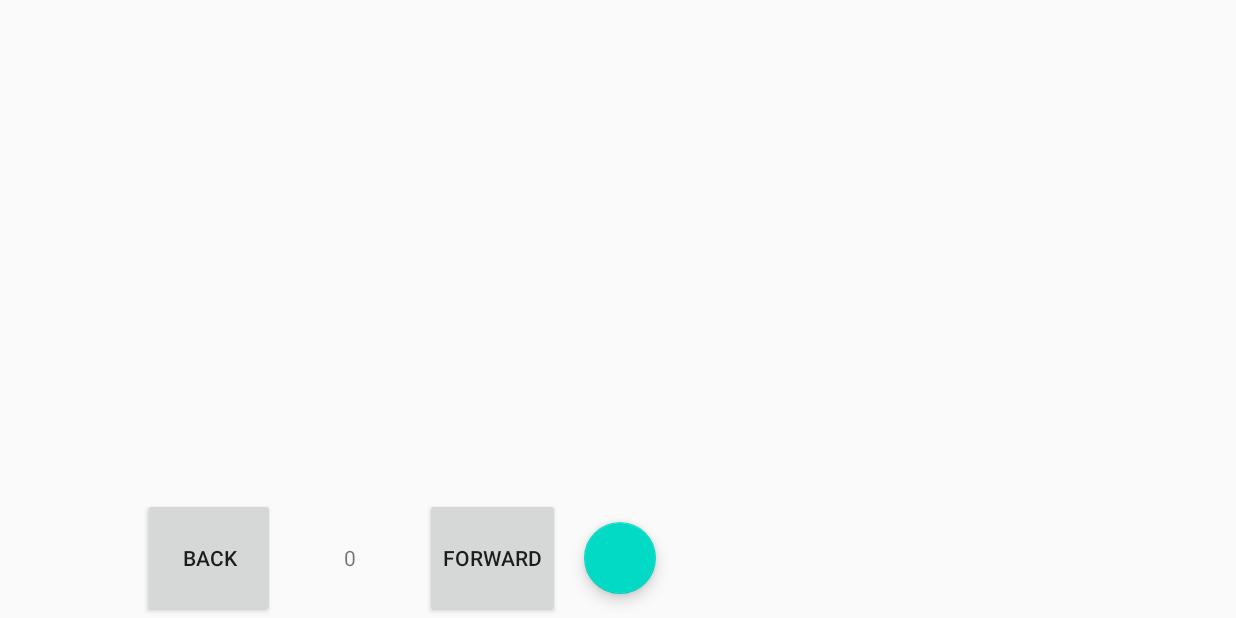
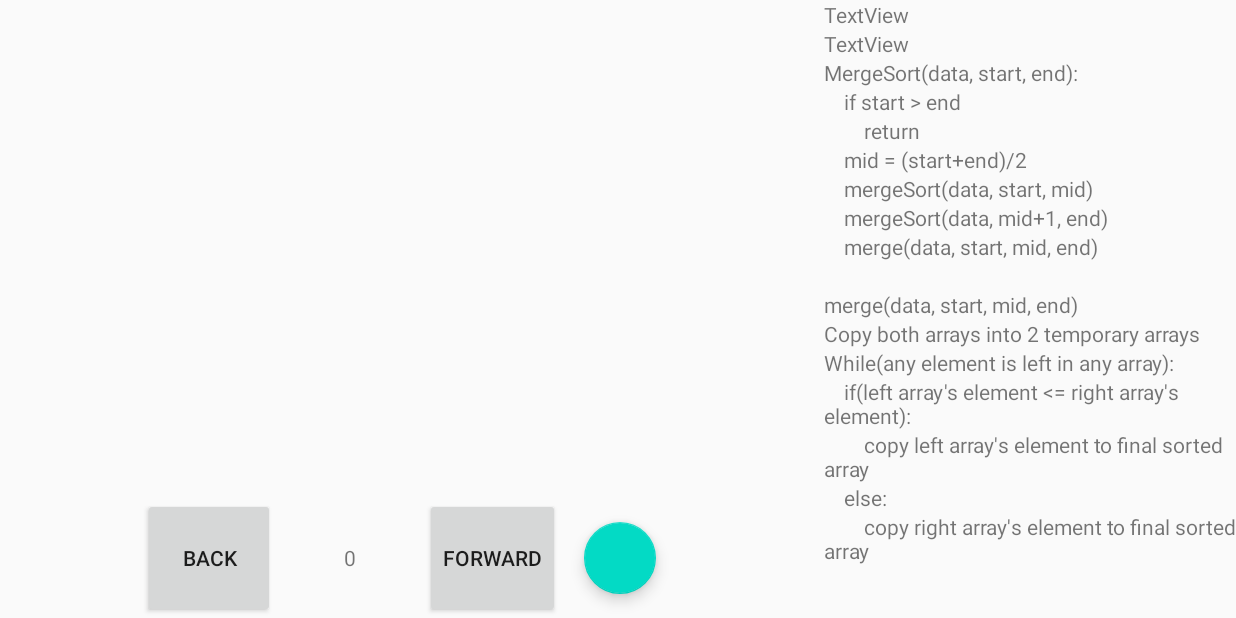
Before and after one commit to Porvil/Algoizer, an Android app: the screen it shows after launch (MergeSortActivity), after a tap on "FORWARD", on a phone screen of 824 x 412 dp (held sideways). Run offline under Robolectric (Android 15) with nearby library versions, the phone set to English and light mode, and no system bars.

Commit message:
Psuedocode added for mergesort

```diff
--- a/app/src/main/java/com/iiitd/dsavisualizer/algorithms/sorting/merge/MergeSortActivity.java
+++ b/app/src/main/java/com/iiitd/dsavisualizer/algorithms/sorting/merge/MergeSortActivity.java
@@ -12,6 +12,7 @@ import android.view.View;
 import android.view.ViewStub;
 import android.widget.Button;
 import android.widget.LinearLayout;
+import android.widget.ScrollView;
 import android.widget.SeekBar;
 import android.widget.TextView;
 
@@ -31,6 +32,10 @@ public class MergeSortActivity extends AppCompatActivity {
     Button btn_backward;
     Button btn_forward;
     TextView tv_seqno;
+    TextView tv_curinst;
+    TextView tv_nextinst;
+    ScrollView sv_psuedocode;
+    LinearLayout ll_psuedocode;
     FloatingActionButton fab_menubutton;
 
     SeekBar sb_arraysize;
@@ -39,6 +44,7 @@ public class MergeSortActivity extends AppCompatActivity {
     Button btn_clear;
 
     MergeSort mergeSort;
+    TextView[] textViews;
 
     @Override
     protected void onCreate(Bundle savedInstanceState) {
@@ -61,6 +67,10 @@ public class MergeSortActivity extends AppCompatActivity {
         btn_backward = v_main.findViewById(R.id.btn_backward);
         btn_forward = v_main.findViewById(R.id.btn_forward);
         tv_seqno = v_main.findViewById(R.id.tv_seqno);
+        tv_curinst = v_main.findViewById(R.id.tv_curinst);
+        tv_nextinst = v_main.findViewById(R.id.tv_nextinst);
+        sv_psuedocode = v_main.findViewById(R.id.sv_psuedocode);
+        ll_psuedocode = v_main.findViewById(R.id.ll_pseudocode);
         fab_menubutton = v_main.findViewById(R.id.fab_menubutton);
 
         sb_arraysize = v_menu.findViewById(R.id.sb_arraysize);
@@ -68,13 +78,37 @@ public class MergeSortActivity extends AppCompatActivity {
         btn_generate = v_menu.findViewById(R.id.btn_generate);
         btn_clear = v_menu.findViewById(R.id.btn_clear);
 
+        tv_arraysize.setText(String.valueOf(sb_arraysize.getProgress() + 1));
+
+        int sizeOfPseudocode = MergeSortInfo.psuedocode.length;
+        if (sizeOfPseudocode == 0) throw new AssertionError();
+        textViews = new TextView[sizeOfPseudocode];
+        for(int i=0;i<sizeOfPseudocode;i++){
+            LinearLayout.LayoutParams lparams = new LinearLayout.LayoutParams(
+                LinearLayout.LayoutParams.WRAP_CONTENT, LinearLayout.LayoutParams.WRAP_CONTENT);
+            TextView textView = new TextView(this);
+            textView.setLayoutParams(lparams);
+            textView.setText(MergeSortInfo.psuedocode[i]);
+            textViews[i] = textView;
+            ll_psuedocode.addView(textView);
+
+        }
+
+
         btn_backward.setOnClickListener(new View.OnClickListener() {
             @Override
             public void onClick(View v) {
                 System.out.println("backward");
                 if (mergeSort != null) {
                     mergeSort.backward();
-                    tv_seqno.setText(String.valueOf(mergeSort.sequence.curSeqNo));
+                    int curSeqNo = mergeSort.sequence.curSeqNo;
+                    tv_seqno.setText(String.valueOf(curSeqNo));
+                    if(curSeqNo >= 1)
+                        tv_curinst.setText(mergeSort.sequence.animationStates.get(curSeqNo-1).info);
+                    else{
+                        tv_curinst.setText("Started");
+                    }
+                    tv_nextinst.setText(mergeSort.sequence.animationStates.get(curSeqNo).info);
                 }
             }
         });
@@ -85,7 +119,14 @@ public class MergeSortActivity extends AppCompatActivity {
                 System.out.println("forward");
                 if (mergeSort != null) {
                     mergeSort.forward();
-                    tv_seqno.setText(String.valueOf(mergeSort.sequence.curSeqNo));
+                    int curSeqNo = mergeSort.sequence.curSeqNo;
+                    tv_seqno.setText(String.valueOf(curSeqNo));
+                    tv_curinst.setText(mergeSort.sequence.animationStates.get(curSeqNo-1).info);
+                    if(curSeqNo < mergeSort.sequence.size)
+                        tv_nextinst.setText(mergeSort.sequence.animationStates.get(curSeqNo).info);
+                    else{
+                        tv_nextinst.setText("Finished");
+                    }
                 }
 
             }
@@ -94,15 +135,23 @@ public class MergeSortActivity extends AppCompatActivity {
         fab_menubutton.setOnClickListener(new View.OnClickListener() {
             @Override
             public void onClick(View v) {
-                if(!dl_main.isOpen()) {
-                    dl_main.openDrawer(Gravity.RIGHT);
-                }
+            if(!dl_main.isOpen()) {
+                dl_main.openDrawer(Gravity.RIGHT);
+            }
             }
         });
 
         dl_main.addDrawerListener(new DrawerLayout.DrawerListener() {
             @Override
-            public void onDrawerSlide(@NonNull View drawerView, float slideOffset){}
+            public void onDrawerSlide(@NonNull View drawerView, float slideOffset){
+                System.out.println(slideOffset);
+                if(slideOffset <= 0.40){
+                    fab_menubutton.setVisibility(View.VISIBLE);
+                }
+                else{
+                    fab_menubutton.setVisibility(View.INVISIBLE);
+                }
+            }
 
             @Override
             public void onDrawerOpened(@NonNull View drawerView){}
@@ -111,17 +160,7 @@ public class MergeSortActivity extends AppCompatActivity {
             public void onDrawerClosed(@NonNull View drawerView){}
 
             @Override
-            public void onDrawerStateChanged(int newState) {
-                if (newState == DrawerLayout.STATE_SETTLING) {
-                    if (!dl_main.isDrawerOpen(Gravity.RIGHT)) {
-                        // Drawer started opening
-                        fab_menubutton.setVisibility(View.INVISIBLE);
-                    } else {
-                        // Drawer started closing
-                        fab_menubutton.setVisibility(View.VISIBLE);
-                    }
-                }
-            }
+            public void onDrawerStateChanged(int newState) {}
         });
 
         sb_arraysize.setOnTouchListener(new SeekBar.OnTouchListener() {
@@ -178,6 +217,7 @@ public class MergeSortActivity extends AppCompatActivity {
                 if(mergeSort != null){
                     mergeSort.linearLayout.removeAllViews();
                     mergeSort = null;
+                    tv_seqno.setText("0");
                 }
                 mergeSort = new MergeSort(MergeSortActivity.this, arraySize, isRandomize, ll_anim);
 
@@ -194,7 +234,12 @@ public class MergeSortActivity extends AppCompatActivity {
             }
         });
 
-
+        int childCount = ll_psuedocode.getChildCount();
+        System.out.println("================");
+        System.out.println(childCount);
+        for(int i=0;i<childCount;i++){
+            System.out.println(ll_psuedocode.getChildAt(i));
+        }
 
     }
 }
--- a/app/src/main/java/com/iiitd/dsavisualizer/algorithms/sorting/merge/MergeSortInfo.java
+++ b/app/src/main/java/com/iiitd/dsavisualizer/algorithms/sorting/merge/MergeSortInfo.java
@@ -5,4 +5,21 @@ public class MergeSortInfo {
     public static final String LS = "Sorting Left Half";
     public static final String RS = "Sorting Right Half";
 
+    public static final String[] psuedocode = new String[]{
+            "MergeSort(data, start, end):",
+            "    if start > end",
+            "        return",
+            "    mid = (start+end)/2",
+            "    mergeSort(data, start, mid)",
+            "    mergeSort(data, mid+1, end)",
+            "    merge(data, start, mid, end)",
+            "",
+            "merge(data, start, mid, end)",
+            "Copy both arrays into 2 temporary arrays",
+            "While(any element is left in any array):",
+            "    if(left array's element <= right array's element):",
+            "        copy left array's element to final sorted array",
+            "    else:",
+            "        copy right array's element to final sorted array"
+    };
 }
--- a/app/src/main/res/layout-land/activity_merge_sort.xml
+++ b/app/src/main/res/layout-land/activity_merge_sort.xml
@@ -75,7 +75,31 @@
         android:orientation="vertical">
 
 
+        <TextView
+            android:id="@+id/tv_curinst"
+            android:layout_width="match_parent"
+            android:layout_height="wrap_content"
+            android:text="TextView" />
 
+        <TextView
+            android:id="@+id/tv_nextinst"
+            android:layout_width="match_parent"
+            android:layout_height="wrap_content"
+            android:text="TextView" />
+
+        <ScrollView
+            android:id="@+id/sv_psuedocode"
+            android:layout_width="match_parent"
+            android:layout_height="match_parent">
+
+            <LinearLayout
+                android:id="@+id/ll_pseudocode"
+                android:layout_width="match_parent"
+                android:layout_height="wrap_content"
+                android:orientation="vertical">
+
+            </LinearLayout>
+        </ScrollView>
     </LinearLayout>
 
 </LinearLayout>
--- a/app/src/main/res/layout/controls_merge_sort.xml
+++ b/app/src/main/res/layout/controls_merge_sort.xml
@@ -17,6 +17,7 @@
         android:id="@+id/tv_arraysize"
         android:layout_width="match_parent"
         android:layout_height="wrap_content"
+        android:gravity="center"
         android:text="1" />
 
     <Button
```
